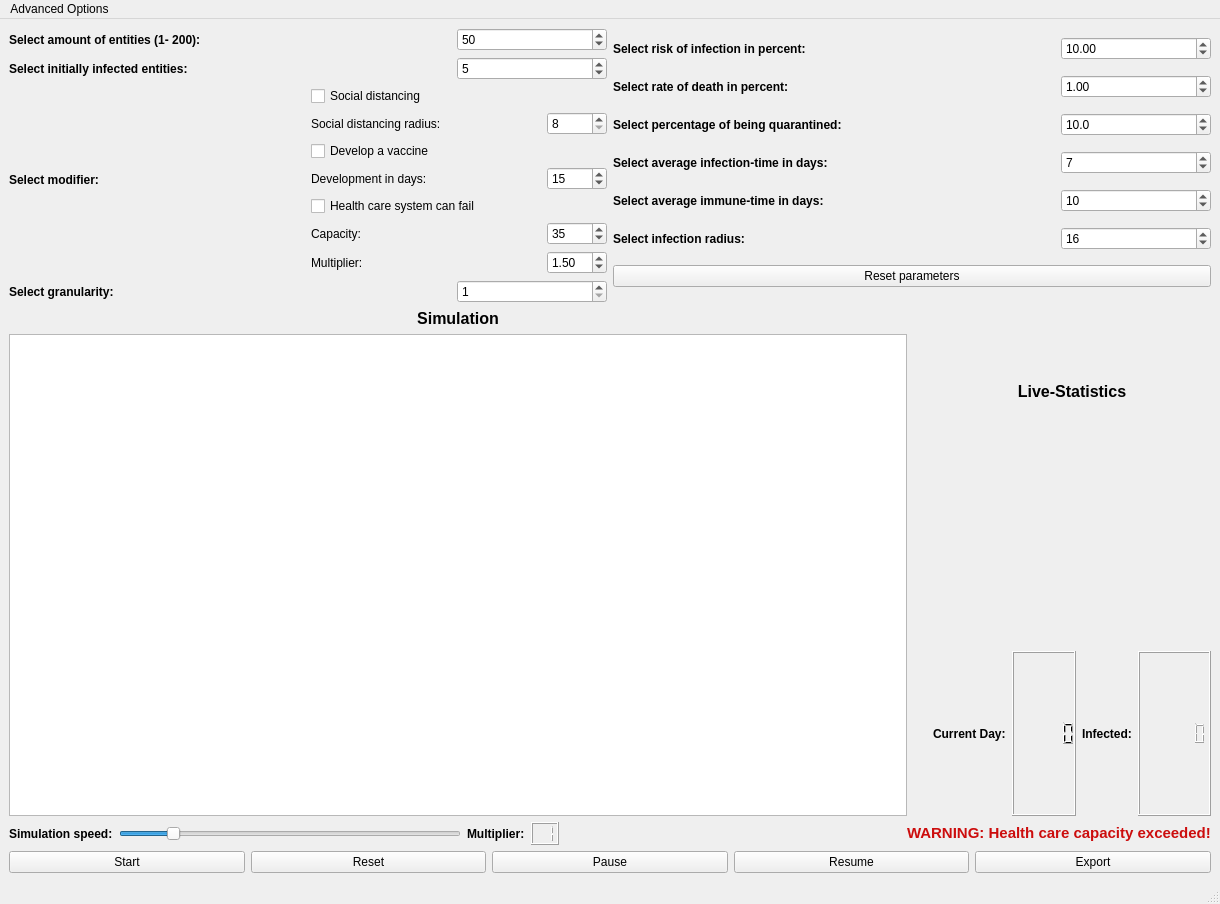
First picture: the form in resources/mainwindow.ui, repository JonasAdler/pandemic_simulator, before the edit.
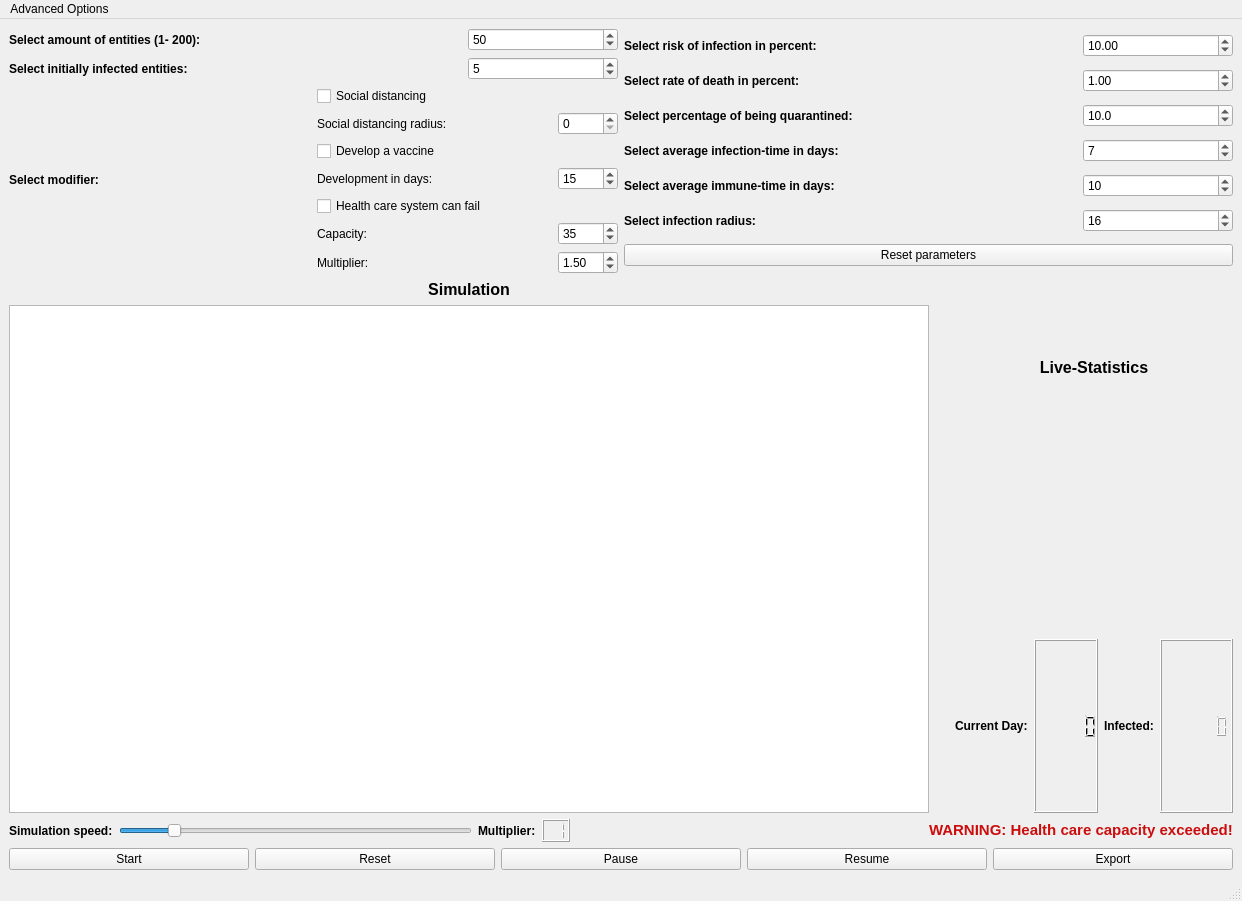
Second picture: the form after the edit. Custom widgets are drawn as their Qt base class.

Patch:
```diff
--- a/resources/mainwindow.ui
+++ b/resources/mainwindow.ui
@@ -6,8 +6,8 @@
    <rect>
     <x>0</x>
     <y>0</y>
-    <width>1220</width>
-    <height>904</height>
+    <width>1242</width>
+    <height>901</height>
    </rect>
   </property>
   <property name="windowTitle">
@@ -161,10 +161,13 @@
                    </size>
                   </property>
                   <property name="minimum">
+                   <number>0</number>
+                  </property>
+                  <property name="maximum">
                    <number>8</number>
                   </property>
-                  <property name="maximum">
-                   <number>16</number>
+                  <property name="value">
+                   <number>0</number>
                   </property>
                  </widget>
                 </item>
@@ -312,51 +315,6 @@
             </item>
            </layout>
           </item>
-          <item>
-           <layout class="QHBoxLayout" name="horizontalLayout">
-            <item>
-             <widget class="QLabel" name="granularityLabel">
-              <property name="font">
-               <font>
-                <weight>75</weight>
-                <bold>true</bold>
-               </font>
-              </property>
-              <property name="mouseTracking">
-               <bool>true</bool>
-              </property>
-              <property name="toolTip">
-               <string>&lt;html&gt;&lt;head/&gt;&lt;body&gt;&lt;p&gt;&lt;span style=&quot; font-size:10pt; font-style:italic;&quot;&gt;Only exports days that are multiples of the selected value&lt;/span&gt;&lt;/p&gt;&lt;/body&gt;&lt;/html&gt;</string>
-              </property>
-              <property name="text">
-               <string>Select granularity:</string>
-              </property>
-             </widget>
-            </item>
-            <item>
-             <widget class="QSpinBox" name="granularitySpinBox">
-              <property name="minimumSize">
-               <size>
-                <width>150</width>
-                <height>0</height>
-               </size>
-              </property>
-              <property name="maximumSize">
-               <size>
-                <width>150</width>
-                <height>16777215</height>
-               </size>
-              </property>
-              <property name="minimum">
-               <number>1</number>
-              </property>
-              <property name="maximum">
-               <number>100</number>
-              </property>
-             </widget>
-            </item>
-           </layout>
-          </item>
          </layout>
         </item>
         <item>
@@ -944,7 +902,7 @@
     <rect>
      <x>0</x>
      <y>0</y>
-     <width>1220</width>
+     <width>1242</width>
      <height>21</height>
     </rect>
    </property>
```
Left out of the diff: 4 changed lines with no effect on the pictures.
